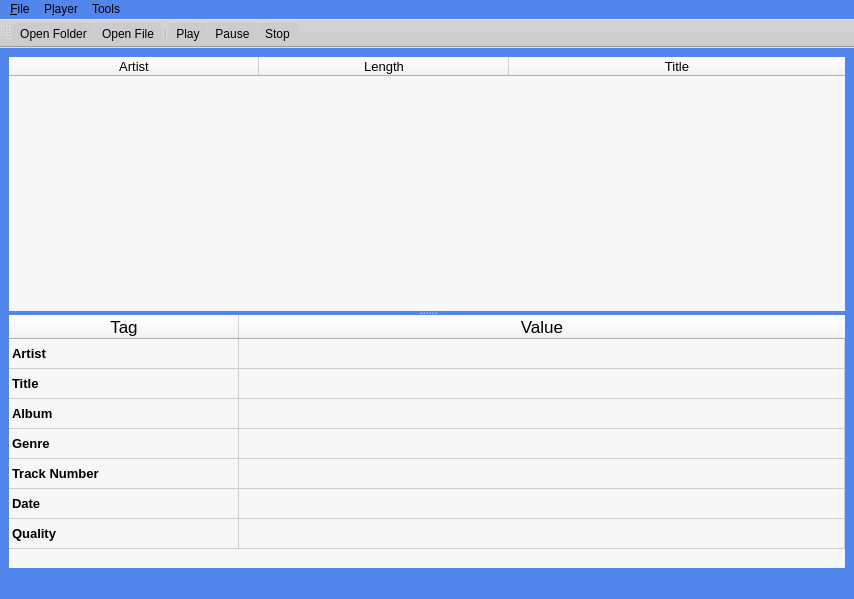
elochka99/OOTP, file tag_editor.ui: the form before one commit.
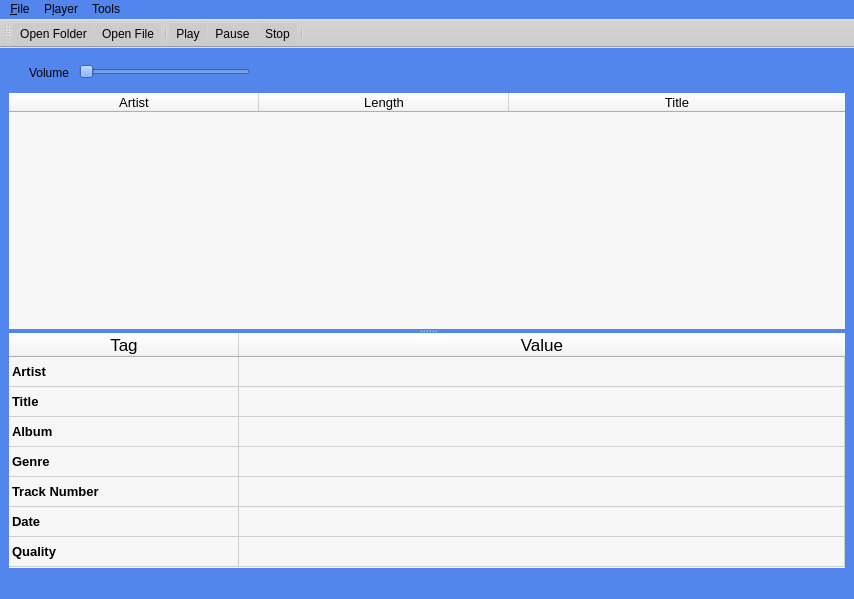
The form after the commit. Icons and pictures are not drawn.

```diff
--- a/tag_editor.ui
+++ b/tag_editor.ui
@@ -18,6 +18,54 @@
   </property>
   <widget class="QWidget" name="centralwidget">
    <layout class="QVBoxLayout" name="verticalLayout">
+    <item>
+     <widget class="QWidget" name="widget" native="true">
+      <property name="minimumSize">
+       <size>
+        <width>0</width>
+        <height>30</height>
+       </size>
+      </property>
+      <widget class="QSlider" name="horizontalSlider">
+       <property name="geometry">
+        <rect>
+         <x>70</x>
+         <y>0</y>
+         <width>171</width>
+         <height>30</height>
+        </rect>
+       </property>
+       <property name="minimumSize">
+        <size>
+         <width>0</width>
+         <height>20</height>
+        </size>
+       </property>
+       <property name="orientation">
+        <enum>Qt::Horizontal</enum>
+       </property>
+      </widget>
+      <widget class="QLabel" name="label">
+       <property name="geometry">
+        <rect>
+         <x>20</x>
+         <y>0</y>
+         <width>41</width>
+         <height>31</height>
+        </rect>
+       </property>
+       <property name="text">
+        <string>Volume</string>
+       </property>
+       <property name="textFormat">
+        <enum>Qt::AutoText</enum>
+       </property>
+       <property name="scaledContents">
+        <bool>false</bool>
+       </property>
+      </widget>
+     </widget>
+    </item>
     <item>
      <widget class="QSplitter" name="splitter">
       <property name="orientation">
@@ -385,6 +433,7 @@
    <addaction name="actionPlay"/>
    <addaction name="actionPause"/>
    <addaction name="actionStop"/>
+   <addaction name="separator"/>
   </widget>
   <widget class="QMenuBar" name="menubar">
    <property name="geometry">
```
Left out of the diff: 6 changed lines with no effect on the pictures.
